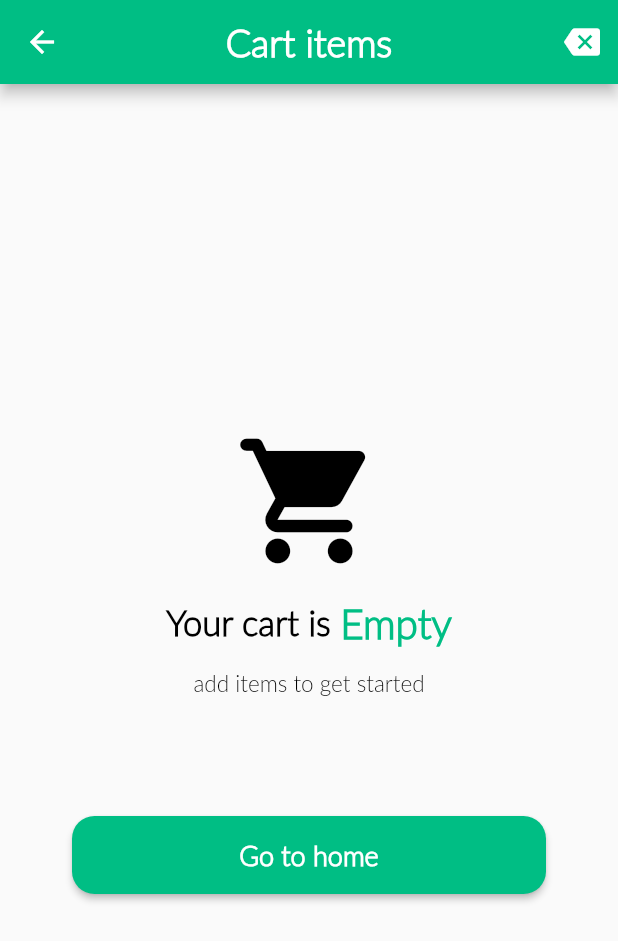
After one commit to Ali77daoud/E-commerceApp, a Flutter app: the CartScreen screen opened by its route, on a phone screen of 412 x 824 dp. The commit adds this screen. Shown: the top 941 px of the screen. Run offline on Flutter 3.47's test engine with Material 2 defaults, Android fonts, the phone set to English and light mode, and no system bars; our stand-ins replace firebase_auth, firebase_core, get, get_storage, google_sign_in; accounts and stored records are empty; statements that could not run were skipped.

Commit message:
add favorites and cart screen with logics

```diff
--- a/lib/logic/bindings/product_binding.dart
+++ b/lib/logic/bindings/product_binding.dart
@@ -1,3 +1,4 @@
+import 'package:e_commerce_app/logic/controllers/cart_controller.dart';
 import 'package:e_commerce_app/logic/controllers/product_controller.dart';
 import 'package:get/get.dart';
 
@@ -5,6 +6,7 @@ class ProductBinding extends Bindings{
   @override
   void dependencies() {
     Get.put(ProductController());
+    Get.lazyPut(() => CartController());
   }
 
 }
--- /dev/null
+++ b/lib/logic/controllers/cart_controller.dart
@@ -0,0 +1,44 @@
+import 'package:e_commerce_app/model/product_model.dart';
+import 'package:get/get.dart';
+
+
+class CartController extends GetxController{
+  var productsMap = {}.obs;
+
+  void addProductToCart(ProductModel product){
+    if(productsMap.containsKey(product)){
+      productsMap[product] +=1;
+   }
+  }
+
+  void addOneProduct(ProductModel product){
+    productsMap[product]=1;
+  }
+
+  void removeProductFromCart(ProductModel product){
+    if(productsMap.containsKey(product) && productsMap[product]==1){
+      productsMap.removeWhere((key, value) => key==product);
+    }
+    else{
+      productsMap[product] -=1;
+    }
+  }
+
+  void removeOneProduct(ProductModel product){
+    productsMap.removeWhere((key, value) => key==product);
+  }
+
+  void clearAllProducts(){
+    productsMap.clear();
+  }
+
+  bool isAddedToCart(ProductModel product){
+    return productsMap.keys.any((element) => element == product);
+  }
+
+  get subTotalPrice =>
+    productsMap.entries.map((e) => e.key.price*e.value).toList();
+
+  get totalPrice =>
+    productsMap.entries.map((e) => e.key.price*e.value).toList().reduce((value, element) => value + element).toStringAsFixed(2);
+}
--- a/lib/logic/controllers/main_controller.dart
+++ b/lib/logic/controllers/main_controller.dart
@@ -10,7 +10,7 @@ class MainScreenController extends GetxController{
   List<Widget> screens = [
     HomeScreen(),
     const CategoryScreen(),
-    const FavoriteScreen(),
+    FavoriteScreen(),
     SettingScreen(),
   ].obs;
 }
--- a/lib/model/product_model.dart
+++ b/lib/model/product_model.dart
@@ -80,9 +80,7 @@ class EnumValues<T> {
     EnumValues(this.map);
 
     Map<T, String>? get reverse {
-        if (reverseMap == null) {
-            reverseMap = map!.map((k, v) => new MapEntry(v, k));
-        }
+        reverseMap ??= map!.map((k, v) =>  MapEntry(v, k));
         return reverseMap;
     }
 }
--- a/lib/routes/routes.dart
+++ b/lib/routes/routes.dart
@@ -1,9 +1,11 @@
 import 'package:e_commerce_app/logic/bindings/auth_binding.dart';
 import 'package:e_commerce_app/logic/bindings/main_binding.dart';
 import 'package:e_commerce_app/logic/bindings/product_binding.dart';
+import 'package:e_commerce_app/logic/controllers/auth_controller.dart';
 import 'package:e_commerce_app/view/screens/auth/forgotpass_screen.dart';
 import 'package:e_commerce_app/view/screens/auth/login_screen.dart';
 import 'package:e_commerce_app/view/screens/auth/signup_screen.dart';
+import 'package:e_commerce_app/view/screens/cart/cart_screen.dart';
 import 'package:e_commerce_app/view/screens/category_screen.dart';
 import 'package:e_commerce_app/view/screens/favorites_screen.dart';
 import 'package:e_commerce_app/view/screens/home/home_screen.dart';
@@ -23,6 +25,7 @@ class Routes{
   static const categoryScreen = '/categoryScreen';
   static const favoriteScreen = '/favoriteScreen';
   static const settingScreen = '/settingScreen';
+  static const cartScreen = '/cartScreen';
 }
 
 
@@ -69,7 +72,7 @@ class AppRoute{
       ),
       GetPage(
       name:Routes.categoryScreen ,
-      page: ()=>CategoryScreen(),
+      page: ()=>const CategoryScreen(),
       binding: AuthBinding(),
       ),
       GetPage(
@@ -82,5 +85,13 @@ class AppRoute{
       page: ()=>SettingScreen(),
       binding: AuthBinding(),
       ),
+      GetPage(
+      name:Routes.cartScreen ,
+      page: ()=>CartScreen(),
+      bindings: [
+        AuthBinding(),
+        ProductBinding(),
+      ],
+      ),
   ];
 }
--- /dev/null
+++ b/lib/view/screens/cart/cart_screen.dart
@@ -0,0 +1,206 @@
+import 'package:e_commerce_app/logic/controllers/cart_controller.dart';
+import 'package:e_commerce_app/model/product_model.dart';
+import 'package:e_commerce_app/utils/theme.dart';
+import 'package:e_commerce_app/view/screens/cart/empty_cart.dart';
+import 'package:e_commerce_app/view/widgets/button_utils.dart';
+import 'package:e_commerce_app/view/widgets/card_utils.dart';
+import 'package:e_commerce_app/view/widgets/text_utils.dart';
+import 'package:flutter/material.dart';
+import 'package:get/get.dart';
+
+class CartScreen extends StatelessWidget {
+  CartScreen({ Key? key }) : super(key: key);
+  final cartcontroller = Get.find<CartController>();
+  @override
+  Widget build(BuildContext context) {
+    return Scaffold(
+      appBar: AppBar(
+        centerTitle: true,
+        backgroundColor:Get.isDarkMode?pinkClr:mainColor,
+        title: textUtils(
+          text: 'Cart items',
+          color: Get.isDarkMode?Colors.black:Colors.white,
+          fontsize: 25,
+          fontWeight: FontWeight.bold,
+          textdecoration: TextDecoration.none,
+          textAlign: TextAlign.start,
+          ),
+        actions: [
+          IconButton(
+            onPressed: (){
+              Get.defaultDialog(
+                    title: 'Log out',
+                    titleStyle: const TextStyle(
+                      color: Colors.black,
+                      fontSize: 20,
+                    ),
+                    middleText: 'Do you want to delete all products ?',
+                    middleTextStyle: const TextStyle(
+                      color: Colors.black,
+                      fontSize: 15,
+                    ),
+                    radius: 15,
+                    backgroundColor: Colors.grey.shade400,
+                    textCancel: 'cancel',
+                    cancelTextColor: Colors.black,
+                    buttonColor: Get.isDarkMode?pinkClr:mainColor,
+                    textConfirm: 'ok',
+                    confirmTextColor: Colors.black,
+                    onCancel: (){
+
+                    },
+                    onConfirm: (){
+                      cartcontroller.clearAllProducts();
+                      Get.back();
+                    }
+                  );
+            },
+            icon: const Icon(Icons.backspace),
+            ),
+        ],
+      ),
+      body: Obx((){
+        if(cartcontroller.productsMap.isEmpty){
+          return const EmptyCart();
+        }
+        else{
+          return Column(
+        children: [
+          Expanded(
+            child: ListView.separated(
+              itemBuilder: (context,index)=>
+              cardUtils(
+                img: cartcontroller.productsMap.keys.toList()[index].image,
+                title: cartcontroller.productsMap.keys.toList()[index].title,
+                price: cartcontroller.subTotalPrice[index],
+                textcolor: Get.isDarkMode?Colors.white:Colors.black,
+                firstIcon: Row(
+                  mainAxisAlignment: MainAxisAlignment.spaceEvenly,
+                  children: [
+                    InkWell(
+                      onTap: (){
+                        cartcontroller.removeProductFromCart(cartcontroller.productsMap.keys.toList()[index]);
+                      },
+                      child: Container(
+                        width: 20,
+                        height: 20,
+                        decoration: BoxDecoration(
+                          borderRadius: BorderRadius.circular(90),
+                          color: Colors.black,
+                        ),
+                        child: const Icon(Icons.exposure_minus_1,color: Colors.white,size: 15,),
+                      ),
+                    ),
+                    Text('${cartcontroller.productsMap.values.toList()[index]}'),
+                    InkWell(
+                      onTap: (){
+                        cartcontroller.addProductToCart(cartcontroller.productsMap.keys.toList()[index]);
+                      },
+                      child: Container(
+                        width: 20,
+                        height: 20,
+                        decoration: BoxDecoration(
+                          borderRadius: BorderRadius.circular(90),
+                          color: Colors.black,
+                        ),
+                        child: const Icon(Icons.plus_one,color: Colors.white,size: 15,),
+                      ),
+                    )
+                  ],
+                ),
+                flex: 2,
+                secondIcon: Padding(
+                  padding: const EdgeInsets.only(top: 10),
+                  child: IconButton(
+                    onPressed: (){
+                      cartcontroller.removeOneProduct(cartcontroller.productsMap.keys.toList()[index]);
+                    },
+                    icon:  Icon(Icons.delete,color: Colors.red.shade600),
+                    ),
+                ),
+                ),
+              separatorBuilder: (context,index){
+                return Divider(
+                  color: Get.isDarkMode?Colors.grey.shade800:Colors.grey.shade300,
+                  height: 2,
+                );
+              },
+              itemCount: cartcontroller.productsMap.length,
+            ),
+          ),
+          Container(
+            width: double.infinity,
+            height:90,
+            color: Get.isDarkMode?Colors.black:Colors.white,
+            child: Padding(
+              padding: const EdgeInsets.all(10.0),
+              child: Row(
+                children: [
+                  Expanded(
+                    flex: 1,
+                    child: Column(
+                      mainAxisAlignment: MainAxisAlignment.center,
+                      children: [
+                        Text('Total',style: TextStyle(
+                          color:  Get.isDarkMode?Colors.white:Colors.black,
+                          fontSize: 18,
+                          overflow: TextOverflow.ellipsis,
+                          fontWeight: FontWeight.bold,
+                        ),
+                        maxLines: 1,
+                        ),
+                        Text('${cartcontroller.totalPrice}\$',style: TextStyle(
+                          color:  Get.isDarkMode?Colors.white:Colors.black,
+                          fontSize: 25,
+                          overflow: TextOverflow.ellipsis,
+                          fontWeight: FontWeight.normal,
+                        ),
+                        maxLines: 1,
+                        ),
+                      ],
+                    ),
+                  ),
+                  Expanded(
+                    flex: 2,
+                    child: SizedBox(
+                      width: double.infinity,
+                      child: buttomUtils(
+                        ontab: (){
+
+                        },
+                        childtext: Row(
+                          mainAxisAlignment: MainAxisAlignment.center,
+                          children: [
+                            textUtils(
+                              text: 'Buy',
+                              color: Colors.white,
+                              fontsize: 22,
+                              fontWeight: FontWeight.bold,
+                              textdecoration: TextDecoration.none,
+                              textAlign: TextAlign.start,
+                            ),
+                            const SizedBox(width: 10,),
+                            const Icon(Icons.shopping_cart_outlined),
+                          ],
+                        ),
+                        maincolor: Get.isDarkMode?pinkClr:mainColor,
+                        radius: 15,
+                        leftpadding: 0,
+                        rightpadding: 0,
+                        toppadding: 15,
+                        buttompadding: 15
+                        ),
+                    ),
+                  ),
+                ],
+              ),
+            ),
+          )
+        ],
+            );
+        }
+
+      })
+    );
+  }
+}
--- /dev/null
+++ b/lib/view/screens/cart/empty_cart.dart
@@ -0,0 +1,88 @@
+import 'package:e_commerce_app/utils/theme.dart';
+import 'package:e_commerce_app/view/widgets/button_utils.dart';
+import 'package:e_commerce_app/view/widgets/text_utils.dart';
+import 'package:flutter/material.dart';
+import 'package:get/get.dart';
+
+class EmptyCart extends StatefulWidget {
+  const EmptyCart({ Key? key }) : super(key: key);
+
+  @override
+  _EmptyCartState createState() => _EmptyCartState();
+}
+
+class _EmptyCartState extends State<EmptyCart> {
+  @override
+  Widget build(BuildContext context) {
+    return
+     Padding(
+        padding: const EdgeInsets.all(8.0),
+        child: Column(
+          mainAxisAlignment: MainAxisAlignment.center,
+          children: [
+            Center(child:Icon(Icons.shopping_cart_rounded,
+            color: Get.isDarkMode?Colors.white:Colors.black,
+            size: 100,)
+            ),
+            Padding(
+              padding: const EdgeInsets.all(15),
+              child: Row(
+                mainAxisAlignment: MainAxisAlignment.center,
+                children: [
+                  textUtils(
+                  text: 'Your cart is ',
+                  color: Get.isDarkMode?Colors.white:Colors.black,
+                  fontsize: 23,
+                  fontWeight: FontWeight.bold,
+                  textdecoration: TextDecoration.none,
+                  textAlign: TextAlign.start,
+                  ),
+                  textUtils(
+                  text: 'Empty',
+                  color: Get.isDarkMode?pinkClr:mainColor,
+                  fontsize: 27,
+                  fontWeight: FontWeight.bold,
+                  textdecoration: TextDecoration.none,
+                  textAlign: TextAlign.start,
+                  ),
+                ],
+              ),
+            ),
+            textUtils(
+                text: 'add items to get started',
+                color: Get.isDarkMode?Colors.white:Colors.black,
+                fontsize: 15,
+                fontWeight: FontWeight.normal,
+                textdecoration: TextDecoration.none,
+                textAlign: TextAlign.start,
+              ),
+            Padding(
+              padding: const EdgeInsets.only(top: 80,left: 40,right: 40),
+              child: SizedBox(
+                width: double.infinity,
+                child: buttomUtils(
+                  ontab: (){
+                    Get.back();
+                  },
+                  childtext: textUtils(
+                    text: 'Go to home',
+                    color: Colors.white,
+                    fontsize: 18,
+                    fontWeight: FontWeight.bold,
+                    textdecoration: TextDecoration.none,
+                    textAlign: TextAlign.start,
+                  ),
+                  maincolor: Get.isDarkMode?pinkClr:mainColor,
+                  radius: 15,
+                  leftpadding: 0,
+                  rightpadding: 0,
+                  toppadding: 15,
+                  buttompadding: 15
+                  ),
+              ),
+            ),
+          ],
+        ),
+      );
+  }
+}
--- a/lib/view/screens/main_screen.dart
+++ b/lib/view/screens/main_screen.dart
@@ -1,5 +1,6 @@
 import 'package:e_commerce_app/logic/controllers/auth_controller.dart';
 import 'package:e_commerce_app/logic/controllers/main_controller.dart';
+import 'package:e_commerce_app/routes/routes.dart';
 import 'package:e_commerce_app/utils/theme.dart';
 import 'package:e_commerce_app/view/widgets/text_utils.dart';
 import 'package:flutter/material.dart';
@@ -31,7 +32,7 @@ class MainScreen extends StatelessWidget {
               actions: [
                  InkWell(
                    onTap: (){
-
+                     Get.toNamed(Routes.cartScreen);
                    },
                    child: Image.asset('assets/images/shop.png')
                    ),
--- a/lib/view/widgets/text_utils.dart
+++ b/lib/view/widgets/text_utils.dart
@@ -7,10 +7,13 @@ Widget textUtils({
   required FontWeight fontWeight,
   required TextDecoration textdecoration,
   required TextAlign textAlign,
+  var overflow,
+  int? maxline,
   }){
   return Text(
     text,
     style: TextStyle(
+      overflow: overflow,
       decoration: textdecoration,
       color: color,
       fontFamily: 'Lato',
@@ -18,5 +21,6 @@ Widget textUtils({
       fontWeight: fontWeight,
     ),
     textAlign: textAlign,
+    maxLines:maxline ,
     );
 }
```
Also changed, not shown: lib/logic/controllers/product_controller.dart (+32 -4 lines), lib/view/screens/favorites_screen.dart (+35 -6 lines), lib/view/screens/home/card_items.dart (+31 -10 lines), lib/view/widgets/card_utils.dart (+53 -60 lines), lib/view/widgets/home_card.dart (added, +87 -0 lines).
